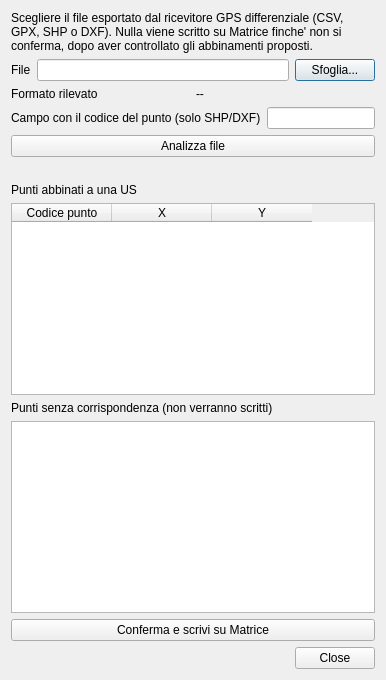
This is matrice_qgis_plugin/ui/gps_import_dialog.ui in tsaccone85-spec/Matrice as Qt 5 draws it before an edit. The edited form follows.
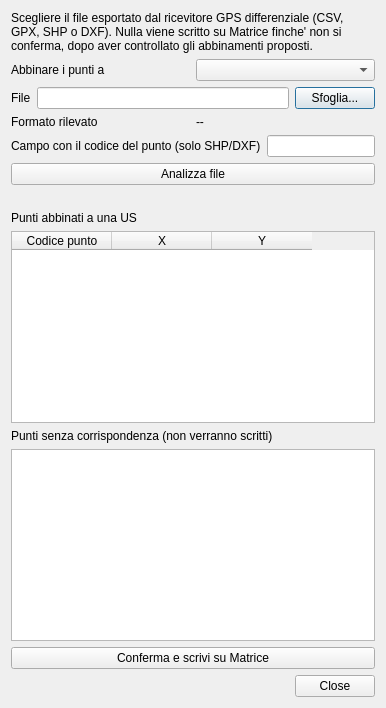
This is the edited form.

Commit message: Import GPS: abbina a colonna/carotaggio, non solo a US

Patch:
```diff
--- a/matrice_qgis_plugin/ui/gps_import_dialog.ui
+++ b/matrice_qgis_plugin/ui/gps_import_dialog.ui
@@ -16,6 +16,20 @@
      </property>
     </widget>
    </item>
+   <item>
+    <layout class="QHBoxLayout" name="entitaLayout">
+     <item>
+      <widget class="QLabel" name="entitaLabel">
+       <property name="text">
+        <string>Abbinare i punti a</string>
+       </property>
+      </widget>
+     </item>
+     <item>
+      <widget class="QComboBox" name="entitaCombo"/>
+     </item>
+    </layout>
+   </item>
    <item>
     <layout class="QHBoxLayout" name="fileLayout">
      <item>
```
The commit also changes 3 other files.
